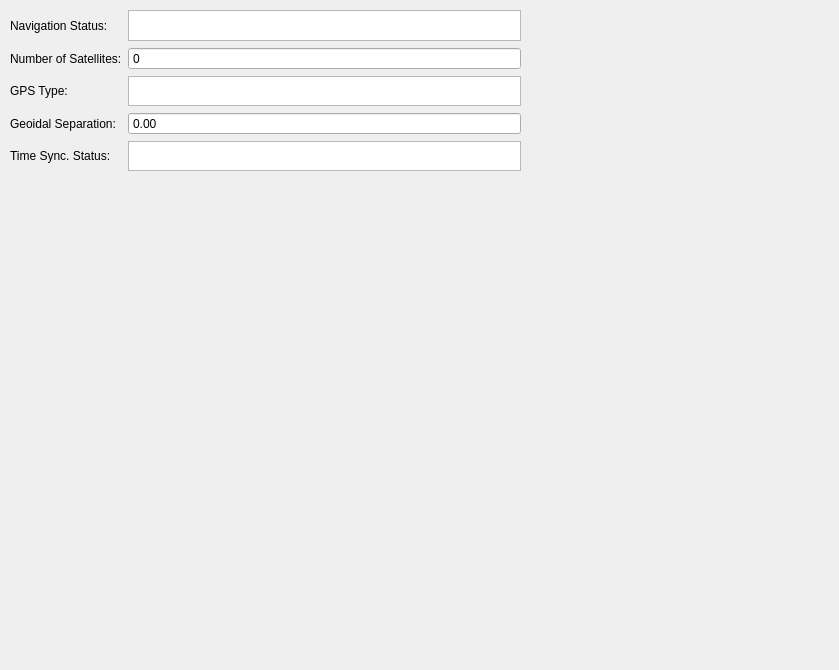
This is src/lib/visualization/PrimaryGPSControl.ui in jmaye/libposlv as Qt 5 draws it before an edit. The edited form follows.
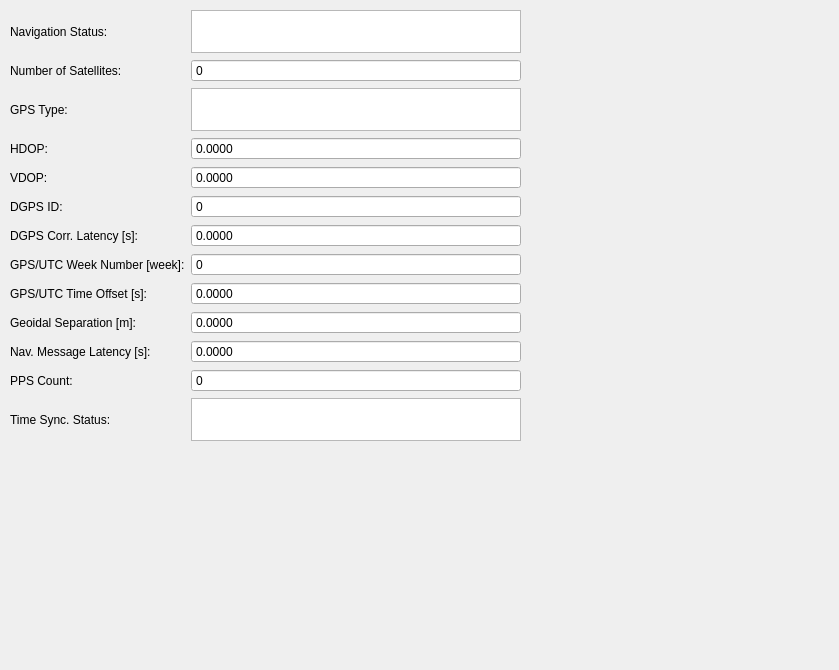
This is the edited form.

Patch:
```diff
--- a/src/lib/visualization/PrimaryGPSControl.ui
+++ b/src/lib/visualization/PrimaryGPSControl.ui
@@ -19,7 +19,7 @@
      <x>10</x>
      <y>10</y>
      <width>511</width>
-     <height>161</height>
+     <height>431</height>
     </rect>
    </property>
    <layout class="QGridLayout" name="primaryGPSLayout">
@@ -63,14 +63,14 @@
     <item row="2" column="1">
      <widget class="QTextBrowser" name="primGPSTypeText"/>
     </item>
-    <item row="3" column="0">
+    <item row="9" column="0">
      <widget class="QLabel" name="geoidalPrimGPSLabel">
       <property name="text">
-       <string>Geoidal Separation:</string>
+       <string>Geoidal Separation [m]:</string>
       </property>
      </widget>
     </item>
-    <item row="3" column="1">
+    <item row="9" column="1">
      <widget class="QDoubleSpinBox" name="geoidalPrimGPSSpinBox">
       <property name="readOnly">
        <bool>true</bool>
@@ -78,6 +78,9 @@
       <property name="buttonSymbols">
        <enum>QAbstractSpinBox::NoButtons</enum>
       </property>
+      <property name="decimals">
+       <number>4</number>
+      </property>
       <property name="minimum">
        <double>-1000000.000000000000000</double>
       </property>
@@ -86,16 +89,209 @@
       </property>
      </widget>
     </item>
-    <item row="4" column="0">
+    <item row="12" column="0">
      <widget class="QLabel" name="timeStatusLabel">
       <property name="text">
        <string>Time Sync. Status:</string>
       </property>
      </widget>
     </item>
-    <item row="4" column="1">
+    <item row="12" column="1">
      <widget class="QTextBrowser" name="timeStatusText"/>
     </item>
+    <item row="3" column="0">
+     <widget class="QLabel" name="label">
+      <property name="text">
+       <string>HDOP:</string>
+      </property>
+     </widget>
+    </item>
+    <item row="3" column="1">
+     <widget class="QDoubleSpinBox" name="hdopSpinBox">
+      <property name="readOnly">
+       <bool>true</bool>
+      </property>
+      <property name="buttonSymbols">
+       <enum>QAbstractSpinBox::NoButtons</enum>
+      </property>
+      <property name="decimals">
+       <number>4</number>
+      </property>
+      <property name="minimum">
+       <double>-1000000.000000000000000</double>
+      </property>
+      <property name="maximum">
+       <double>1000000.000000000000000</double>
+      </property>
+     </widget>
+    </item>
+    <item row="4" column="0">
+     <widget class="QLabel" name="label_2">
+      <property name="text">
+       <string>VDOP:</string>
+      </property>
+     </widget>
+    </item>
+    <item row="4" column="1">
+     <widget class="QDoubleSpinBox" name="vdopSpinBox">
+      <property name="readOnly">
+       <bool>true</bool>
+      </property>
+      <property name="buttonSymbols">
+       <enum>QAbstractSpinBox::NoButtons</enum>
+      </property>
+      <property name="decimals">
+       <number>4</number>
+      </property>
+      <property name="minimum">
+       <double>-1000000.000000000000000</double>
+      </property>
+      <property name="maximum">
+       <double>1000000.000000000000000</double>
+      </property>
+     </widget>
+    </item>
+    <item row="6" column="0">
+     <widget class="QLabel" name="label_3">
+      <property name="text">
+       <string>DGPS Corr. Latency [s]:</string>
+      </property>
+     </widget>
+    </item>
+    <item row="6" column="1">
+     <widget class="QDoubleSpinBox" name="corrLatencySpinBox">
+      <property name="readOnly">
+       <bool>true</bool>
+      </property>
+      <property name="buttonSymbols">
+       <enum>QAbstractSpinBox::NoButtons</enum>
+      </property>
+      <property name="decimals">
+       <number>4</number>
+      </property>
+      <property name="minimum">
+       <double>-1000000.000000000000000</double>
+      </property>
+      <property name="maximum">
+       <double>1000000.000000000000000</double>
+      </property>
+     </widget>
+    </item>
+    <item row="7" column="0">
+     <widget class="QLabel" name="label_4">
+      <property name="text">
+       <string>GPS/UTC Week Number [week]:</string>
+      </property>
+     </widget>
+    </item>
+    <item row="7" column="1">
+     <widget class="QSpinBox" name="weekSpinBox">
+      <property name="readOnly">
+       <bool>true</bool>
+      </property>
+      <property name="buttonSymbols">
+       <enum>QAbstractSpinBox::NoButtons</enum>
+      </property>
+     </widget>
+    </item>
+    <item row="8" column="0">
+     <widget class="QLabel" name="label_5">
+      <property name="text">
+       <string>GPS/UTC Time Offset [s]:</string>
+      </property>
+     </widget>
+    </item>
+    <item row="8" column="1">
+     <widget class="QDoubleSpinBox" name="offsetSpinBox">
+      <property name="readOnly">
+       <bool>true</bool>
+      </property>
+      <property name="buttonSymbols">
+       <enum>QAbstractSpinBox::NoButtons</enum>
+      </property>
+      <property name="decimals">
+       <number>4</number>
+      </property>
+      <property name="minimum">
+       <double>-1000000.000000000000000</double>
+      </property>
+      <property name="maximum">
+       <double>1000000.000000000000000</double>
+      </property>
+     </widget>
+    </item>
+    <item row="11" column="0">
+     <widget class="QLabel" name="label_6">
+      <property name="text">
+       <string>PPS Count:</string>
+      </property>
+     </widget>
+    </item>
+    <item row="11" column="1">
+     <widget class="QSpinBox" name="ppsSpinBox">
+      <property name="readOnly">
+       <bool>true</bool>
+      </property>
+      <property name="buttonSymbols">
+       <enum>QAbstractSpinBox::NoButtons</enum>
+      </property>
+      <property name="minimum">
+       <number>-1000000</number>
+      </property>
+      <property name="maximum">
+       <number>1000000</number>
+      </property>
+     </widget>
+    </item>
+    <item row="5" column="0">
+     <widget class="QLabel" name="label_7">
+      <property name="text">
+       <string>DGPS ID:</string>
+      </property>
+     </widget>
+    </item>
+    <item row="5" column="1">
+     <widget class="QSpinBox" name="dgpsIDSpinBox">
+      <property name="readOnly">
+       <bool>true</bool>
+      </property>
+      <property name="buttonSymbols">
+       <enum>QAbstractSpinBox::NoButtons</enum>
+      </property>
+      <property name="minimum">
+       <number>-1000000</number>
+      </property>
+      <property name="maximum">
+       <number>1000000</number>
+      </property>
+     </widget>
+    </item>
+    <item row="10" column="0">
+     <widget class="QLabel" name="label_8">
+      <property name="text">
+       <string>Nav. Message Latency [s]:</string>
+      </property>
+     </widget>
+    </item>
+    <item row="10" column="1">
+     <widget class="QDoubleSpinBox" name="navLatencySpinBox">
+      <property name="readOnly">
+       <bool>true</bool>
+      </property>
+      <property name="buttonSymbols">
+       <enum>QAbstractSpinBox::NoButtons</enum>
+      </property>
+      <property name="decimals">
+       <number>4</number>
+      </property>
+      <property name="minimum">
+       <double>-1000000.000000000000000</double>
+      </property>
+      <property name="maximum">
+       <double>1000000.000000000000000</double>
+      </property>
+     </widget>
+    </item>
    </layout>
   </widget>
  </widget>
```
